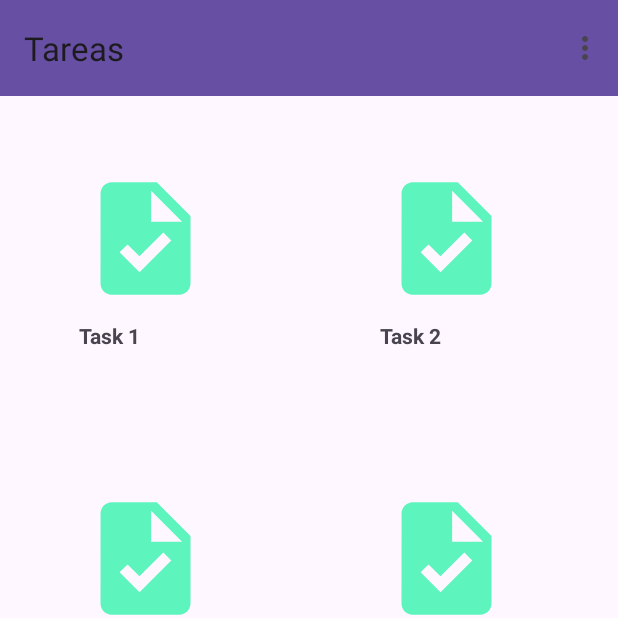
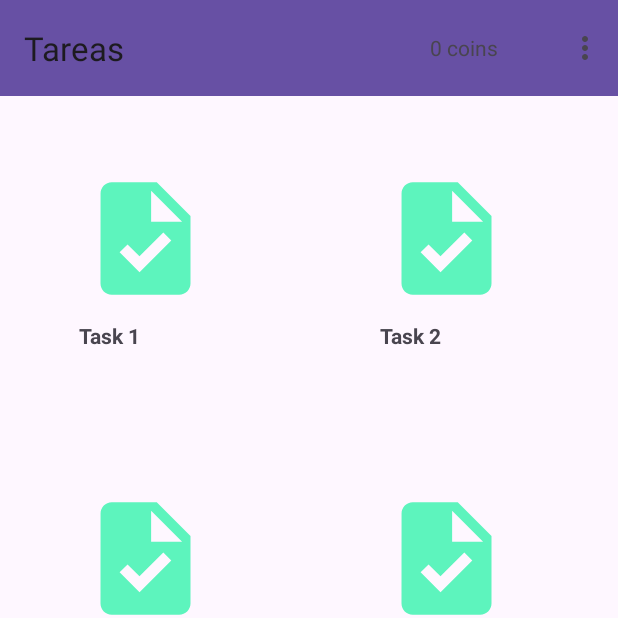
Before and after one commit to UniExtremadura/gps-project-ea03, an Android app: the HomeActivity screen opened directly, with no data from a screen before it, in the options menu, after a tap on "Profile", on a phone screen of 412 x 824 dp, the top half of it. Run offline under Robolectric (Android 15) with nearby library versions, the phone set to English and light mode, and no system bars; our stand-ins replace navigation-ui; 1 statement that could not run was skipped.

```diff
--- a/app/src/main/java/com/example/familycoin/home/HomeActivity.kt
+++ b/app/src/main/java/com/example/familycoin/home/HomeActivity.kt
@@ -86,6 +86,14 @@ class HomeActivity : AppCompatActivity() {
         Toast.makeText(this, "Settings option", Toast.LENGTH_SHORT).show()
             true
         }
+        R.id.action_logout -> {
+            Toast.makeText(this, "Logout option", Toast.LENGTH_SHORT).show()
+            true
+        }
+        R.id.action_profile -> {
+            Toast.makeText(this, "Profile option", Toast.LENGTH_SHORT).show()
+            true
+        }
         else -> {
         // The user's action isn't recognized.
         // Invoke the superclass to handle it.
--- a/app/src/main/res/layout/activity_home.xml
+++ b/app/src/main/res/layout/activity_home.xml
@@ -33,8 +33,17 @@
         android:elevation="4dp"
         android:popupTheme="@style/ThemeOverlay.AppCompat.Light"
         app:layout_constraintStart_toStartOf="parent"
-        app:layout_constraintTop_toTopOf="parent"
-        />
+        app:layout_constraintTop_toTopOf="parent">
+
+        <TextView
+            android:layout_width="wrap_content"
+            android:layout_height="wrap_content"
+            android:text="0 coins"
+            android:paddingLeft="200dp"
+            />
+
+
+    </androidx.appcompat.widget.Toolbar>
 
 
 
```
